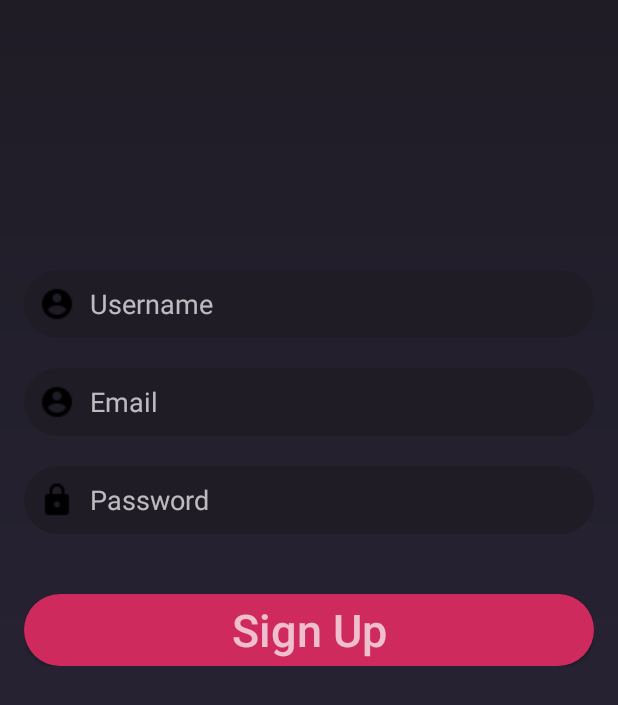
After one commit to kj7744/GETFIT, an Android app: the signup screen opened directly, with no data from a screen before it, on a phone screen of 412 x 824 dp. The commit adds this screen. Shown: the top 705 px of the screen. Run offline under Robolectric (Android 15) with nearby library versions, the phone set to English and light mode, and no system bars; our stand-ins replace Firebase (no records; nobody signed in at launch, a user with empty details on screens opened directly).

Commit message:
database signup activity

```diff
--- a/app/build.gradle
+++ b/app/build.gradle
@@ -3,6 +3,7 @@ apply plugin: 'com.android.application'
 apply plugin: 'kotlin-android'
 
 apply plugin: 'kotlin-android-extensions'
+apply plugin: 'com.google.gms.google-services'
 
 android {
     compileSdkVersion 29
@@ -29,6 +30,7 @@ dependencies {
     implementation 'androidx.appcompat:appcompat:1.0.2'
     implementation 'androidx.core:core-ktx:1.0.2'
     implementation 'androidx.constraintlayout:constraintlayout:1.1.3'
+    implementation 'com.google.firebase:firebase-auth:16.0.5'
     testImplementation 'junit:junit:4.12'
     androidTestImplementation 'androidx.test.ext:junit:1.1.0'
     androidTestImplementation 'androidx.test.espresso:espresso-core:3.1.1'
--- /dev/null
+++ b/app/src/main/java/com/example/getfit/signup.kt
@@ -0,0 +1,59 @@
+package com.example.getfit
+
+import android.content.Intent
+import android.os.Bundle
+import android.util.Patterns
+import android.widget.Toast
+import androidx.appcompat.app.AppCompatActivity
+import com.google.firebase.auth.FirebaseAuth
+import kotlinx.android.synthetic.main.activity_signup.*
+import kotlinx.android.synthetic.main.activity_signup.email
+import kotlinx.android.synthetic.main.activity_signup.pass
+import kotlinx.android.synthetic.main.login_activity.*
+
+class signup : AppCompatActivity() {
+    private lateinit var auth: FirebaseAuth
+    override fun onCreate(savedInstanceState: Bundle?) {
+        super.onCreate(savedInstanceState)
+        setContentView(R.layout.activity_signup)
+        // Initialize Firebase Auth
+        auth = FirebaseAuth.getInstance()
+        signUp_form.setOnClickListener {
+            signupUser()
+        }
+
+    }
+
+    private fun signupUser() {
+        if (username.text.toString().isEmpty()) {
+            username.error = "user name is empty"
+            username.requestFocus()
+            return
+        }
+        if (!Patterns.EMAIL_ADDRESS.matcher(email.text.toString()).matches()) {
+            email.error = "user name is empty"
+            email.requestFocus()
+            return
+        }
+        if (pass.text.toString().isEmpty()) {
+            username.error = "user name is empty"
+            username.requestFocus()
+            return
+        }
+        auth.createUserWithEmailAndPassword(email.text.toString(), pass.text.toString())
+            .addOnCompleteListener(this) { task ->
+                if (task.isSuccessful) {
+                    startActivity(Intent(this, LoginActivity::class.java))
+
+                } else {
+                    // If sign in fails, display a message to the user.
+                    Toast.makeText(
+                        baseContext, "SignUp failed,try again later",
+                        Toast.LENGTH_SHORT
+                    ).show()
+                    // ...
+                }
+
+            }
+    }
+}
--- a/app/src/main/res/drawable/login_background.xml
+++ b/app/src/main/res/drawable/login_background.xml
@@ -1,6 +1,7 @@
 <?xml version="1.0" encoding="utf-8"?>
 <shape xmlns:android="http://schemas.android.com/apk/res/android"
         android:shape="rectangle">
+
     <gradient android:startColor="@color/colorPrimaryDark"
               android:endColor="@color/colorPrimary"
               android:angle="270"
--- /dev/null
+++ b/app/src/main/res/drawable/user_pass_button_style.xml
@@ -0,0 +1,6 @@
+<?xml version="1.0" encoding="utf-8"?>
+<shape xmlns:android="http://schemas.android.com/apk/res/android"
+    android:shape="rectangle">
+    <solid android:color="@color/colorPrimaryDark"/>
+    <corners android:radius="30dp" />
+</shape>
--- a/app/src/main/res/layout/activity_main.xml
+++ b/app/src/main/res/layout/activity_main.xml
@@ -15,4 +15,6 @@
         app:layout_constraintRight_toRightOf="parent"
         app:layout_constraintTop_toTopOf="parent" />
 
+
+
 </androidx.constraintlayout.widget.ConstraintLayout>
--- /dev/null
+++ b/app/src/main/res/layout/activity_signup.xml
@@ -0,0 +1,69 @@
+<?xml version="1.0" encoding="utf-8"?>
+<RelativeLayout xmlns:android="http://schemas.android.com/apk/res/android"
+    xmlns:app="http://schemas.android.com/apk/res-auto"
+    xmlns:tools="http://schemas.android.com/tools"
+    android:layout_width="match_parent"
+    android:layout_height="match_parent"
+    android:background="@drawable/login_background"
+    tools:context=".signup">
+
+    <LinearLayout
+        android:layout_width="match_parent"
+        android:layout_height="wrap_content"
+        android:layout_marginLeft="16dp"
+        android:layout_marginRight="16dp"
+        android:orientation="vertical">
+
+        <EditText
+            android:id="@+id/username"
+            android:layout_width="match_parent"
+            android:layout_height="45dp"
+            android:layout_marginTop="180dp"
+            android:background="@drawable/user_pass_button_style"
+            android:drawableStart="@drawable/person1"
+            android:drawablePadding="10dp"
+            android:hint="Username"
+            android:padding="10dp">
+
+        </EditText>
+
+        <EditText
+            android:id="@+id/email"
+            android:layout_width="match_parent"
+            android:layout_height="45dp"
+            android:layout_marginTop="20dp"
+            android:background="@drawable/user_pass_button_style"
+            android:hint="Email"
+            android:drawablePadding="10dp"
+            android:padding="10dp"
+            android:drawableStart="@drawable/person1">
+
+        </EditText>
+        <EditText
+            android:id="@+id/pass"
+            android:layout_width="match_parent"
+            android:layout_height="45dp"
+            android:layout_marginTop="20dp"
+            android:background="@drawable/user_pass_button_style"
+            android:hint="Password"
+            android:drawablePadding="10dp"
+            android:padding="10dp"
+            android:drawableStart="@drawable/lock2">
+
+        </EditText>
+
+        <Button
+            android:id="@+id/signUp_form"
+            android:layout_width="match_parent"
+            android:layout_height="wrap_content"
+            android:layout_marginTop="40dp"
+            android:gravity="center"
+            android:background="@drawable/login_button_style"
+            android:hint="Sign Up"
+            android:textSize="30dp">
+
+        </Button>
+
+    </LinearLayout>
+
+</RelativeLayout>
--- a/build.gradle
+++ b/build.gradle
@@ -10,6 +10,7 @@ buildscript {
     dependencies {
         classpath 'com.android.tools.build:gradle:3.5.3'
         classpath "org.jetbrains.kotlin:kotlin-gradle-plugin:$kotlin_version"
+        classpath 'com.google.gms:google-services:4.3.3'
         // NOTE: Do not place your application dependencies here; they belong
         // in the individual module build.gradle files
     }
```
Also changed, not shown: app/src/main/AndroidManifest.xml (+14 -7 lines), app/src/main/java/com/example/getfit/LoginActivity.kt (added, +40 -0 lines), app/src/main/java/com/example/getfit/Login_activity.kt (deleted, +0 -12 lines), app/src/main/java/com/example/getfit/splash.kt (renamed from app/src/main/java/com/example/getfit/Splash_activity.kt, +4 -7 lines), app/src/main/res/layout/activity_splash.xml (renamed from app/src/main/res/layout/splash_activity.xml, +6 -6 lines), app/src/main/res/layout/login_activity.xml (+68 -4 lines).
